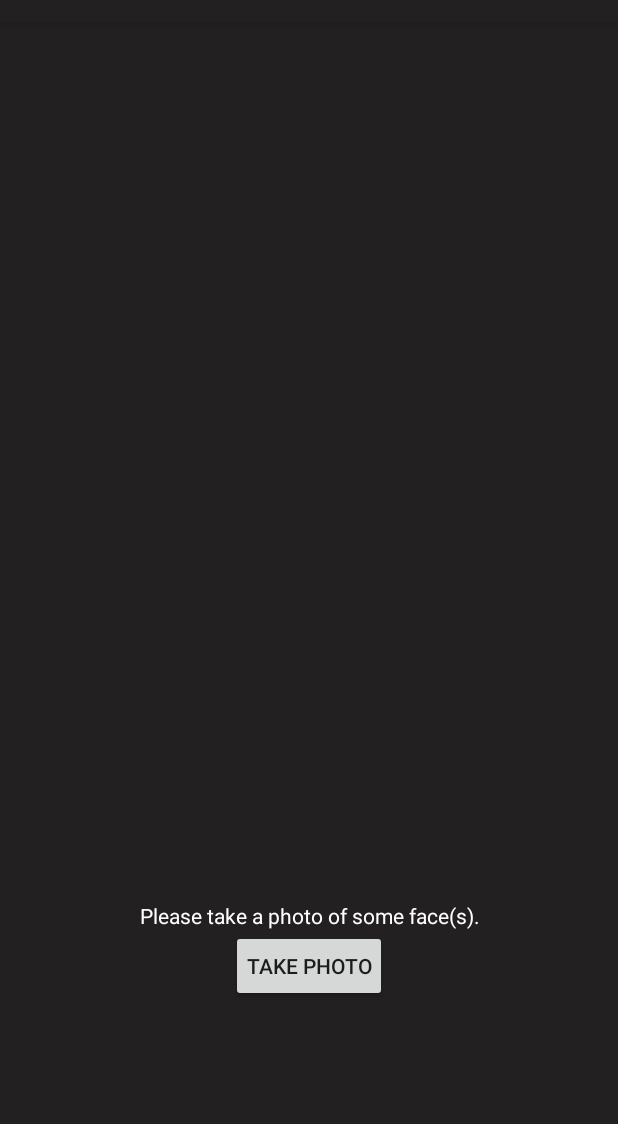
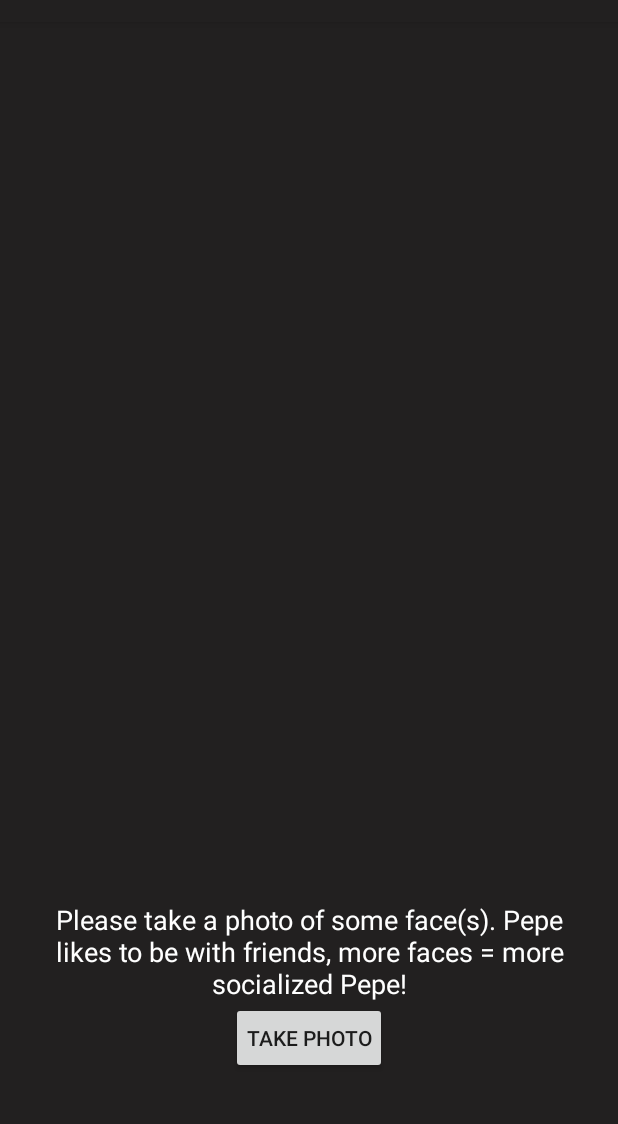
Before and after one commit to rddrdhd/TAMZII_Pepet, an Android app: the screen it shows after launch (FourthActivity), after a tap on "TAKE ME OUT!", on a phone screen of 412 x 824 dp, the part 62-1186 px from its top. Run offline under Robolectric (Android 15) with nearby library versions, the phone set to English and light mode, and no system bars; libraries missing offline, so code that uses them is left out: org.opencv.android, org.opencv.core, org.opencv.objdetect; 3 statements that could not run were skipped.

Commit message:
Increasing Social stat

```diff
--- a/app/src/main/java/com/example/thegathering/Fourth/FourthActivity.java
+++ b/app/src/main/java/com/example/thegathering/Fourth/FourthActivity.java
@@ -24,6 +24,7 @@ import androidx.appcompat.app.AppCompatActivity;
 import androidx.core.content.FileProvider;
 
 import com.example.thegathering.R;
+import com.example.thegathering.Utils.Score;
 
 import org.opencv.android.BaseLoaderCallback;
 import org.opencv.android.LoaderCallbackInterface;
@@ -94,7 +95,7 @@ public class FourthActivity extends AppCompatActivity implements AdapterView.OnI
         tw = findViewById(R.id.textViewPhoto);
         imageView = findViewById(R.id.imageView);
         camButton = findViewById(R.id.camButton);
-        tw.setText("Please take a photo of some face(s).");
+        tw.setText("Please take a photo of some face(s). Pepe likes to be with friends, more faces = more socialized Pepe!");
 
         OpenCVLoader.initDebug();
         initializeOpenCVDependencies();
@@ -245,10 +246,9 @@ public class FourthActivity extends AppCompatActivity implements AdapterView.OnI
         if (facesArray.length == 0) {
             tw.setText("Couldnt find any faces! Try it again please");
         } else {
+            Score.fourthGame += 10*facesArray.length;
             for (Rect rect : facesArray) {
-                //Imgproc.rectangle(paintMat, rect.tl(), rect.br(), new Scalar(0, 255, 0, 255), 6);
-                //Log.d("imgRect", rect.toString());
-                if(rect.height>200){
+                if(rect.height>200 && rect.width>200){
                     Bitmap bm = Bitmap.createBitmap(paintMat.cols(), paintMat.rows(), Bitmap.Config.ARGB_8888);
                     Utils.matToBitmap(paintMat, bm);
                     imageView.setImageBitmap(bm);
@@ -268,7 +268,6 @@ public class FourthActivity extends AppCompatActivity implements AdapterView.OnI
 
             Bitmap smile = BitmapFactory.decodeResource(this.getResources(),
                     processFaceID);
-            Log.d("imgID", ""+R.drawable.bg);
             smile = Bitmap.createScaledBitmap(smile, rect.width, rect.height, false);
 
             face = overlay(face, smile, rect);
@@ -289,6 +288,8 @@ public class FourthActivity extends AppCompatActivity implements AdapterView.OnI
 
     //tmp
     public void save(View view){
+        Score.fourthGame += 50;
+
         String fileName = "PepePic"+new Date().getTime();
         saveImage(getApplicationContext(), finalFace, fileName, "png");
         Log.d("pic", fileName+" saved!");
--- a/app/src/main/java/com/example/thegathering/Main/MainActivity.java
+++ b/app/src/main/java/com/example/thegathering/Main/MainActivity.java
@@ -154,6 +154,10 @@ public class MainActivity extends AppCompatActivity {
             pet.feed(Score.thirdGame);
             Score.thirdGame = 0;
         }
+        if(Score.fourthGame != 0){
+            pet.socialize(Score.fourthGame);
+            Score.fourthGame = 0;
+        }
 
         pb0.setProgress(pet.love());
         pb1.setProgress(pet.happy());
--- a/app/src/main/java/com/example/thegathering/Utils/Score.java
+++ b/app/src/main/java/com/example/thegathering/Utils/Score.java
@@ -5,6 +5,9 @@ public class Score {
     public static int firstGameRound;
     public static int firstGameRecord;
 
+    public static int secondGame;
 
     public static int thirdGame;
+
+    public static int fourthGame;
 }
--- a/app/src/main/res/layout/activity_fourth.xml
+++ b/app/src/main/res/layout/activity_fourth.xml
@@ -22,9 +22,12 @@
             android:id="@+id/textViewPhoto"
             android:layout_width="match_parent"
             android:layout_height="wrap_content"
+            android:paddingLeft="20dp"
+            android:paddingRight="20dp"
             android:text="TextView"
             android:textAlignment="center"
-            android:textColor="#FFFFFF" />
+            android:textColor="#FFFFFF"
+            android:textSize="18sp" />
 
         <LinearLayout
             android:layout_width="match_parent"
```
